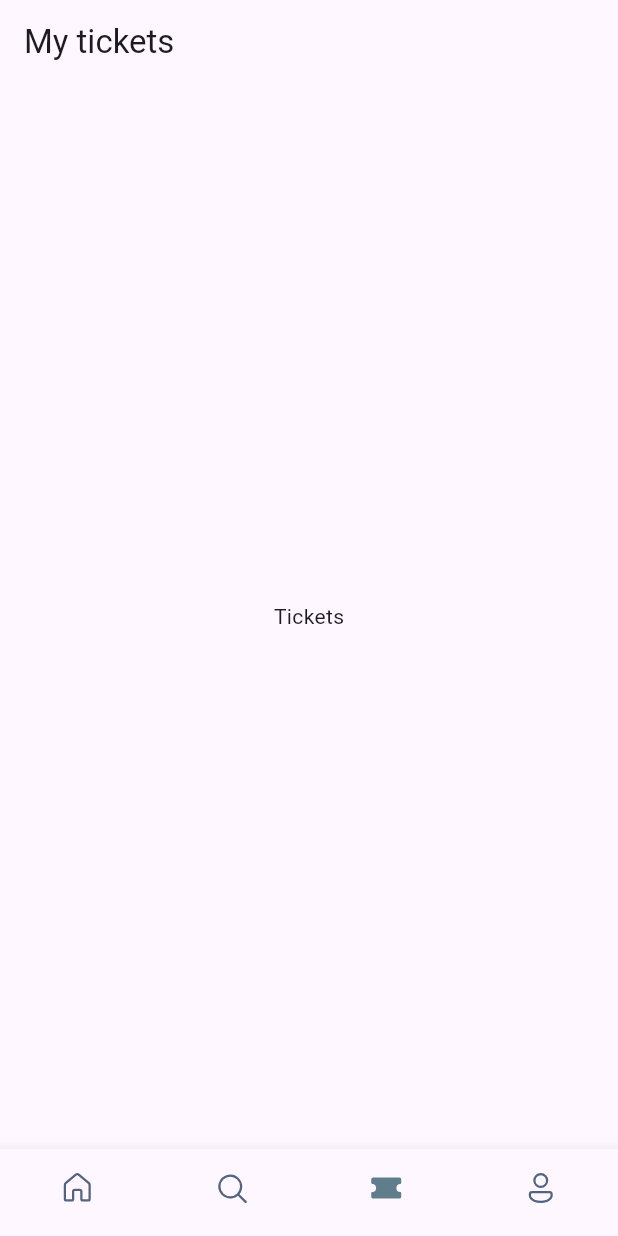
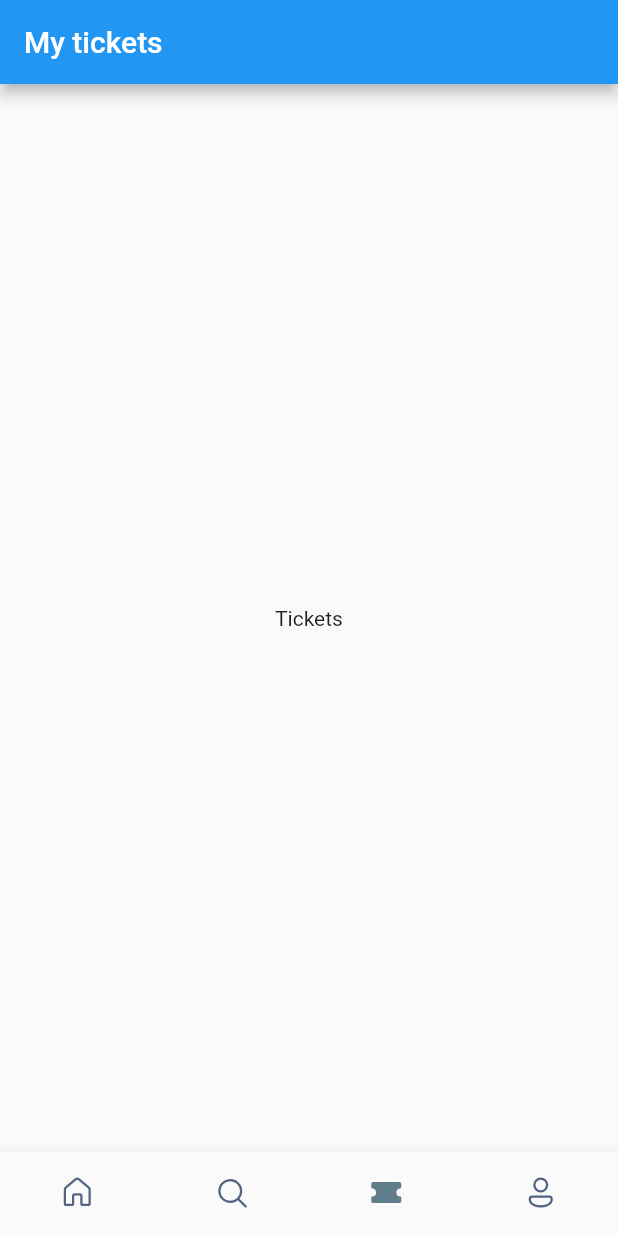
Before and after one commit to LeandroSilvaLara/TicketBookingApp, a Flutter app: the screen it shows after launch, item 3 of the bottom bar chosen, on a phone screen of 412 x 824 dp. Run offline on Flutter 3.47's test engine with Material 2 defaults, Android fonts, the phone set to English and light mode, and no system bars; our stand-ins replace fluentui_icons.

Commit message:
apply style to background color and text in home

```diff
--- a/lib/main.dart
+++ b/lib/main.dart
@@ -1,4 +1,5 @@
 import 'package:bookitickets/screens/bottom_bar.dart';
+import 'package:bookitickets/utils/app_styles.dart';
 import 'package:flutter/material.dart';
 
 void main() {
@@ -12,11 +13,10 @@ class MyApp extends StatelessWidget {
   @override
   Widget build(BuildContext context) {
     return MaterialApp(
+      debugShowCheckedModeBanner: false,
       title: 'Flutter Demo',
       theme: ThemeData(
-
-        colorScheme: ColorScheme.fromSeed(seedColor: Colors.deepPurple),
-        useMaterial3: true,
+        primaryColor: primary,
       ),
       home: const BottomBar()
     );
--- a/lib/screens/bottom_bar.dart
+++ b/lib/screens/bottom_bar.dart
@@ -11,7 +11,7 @@ class BottomBar extends StatefulWidget {
 }
 
 class _BottomBarState extends State<BottomBar> {
-  int _selectedIndex=1;
+  int _selectedIndex=0;
   static final List<Widget>_widgetOptions = <Widget>[
     HomeScreen(),
     const Text("Search"),
@@ -28,6 +28,8 @@ class _BottomBarState extends State<BottomBar> {
   @override
   Widget build(BuildContext context) {
     return Scaffold(
+
+
       appBar: AppBar(
         title: Text("My tickets"),
       ),
```
Also changed, not shown: lib/screens/home_screen.dart (+14 -3 lines), lib/utils/app_styles.dart (added, +13 -0 lines).
